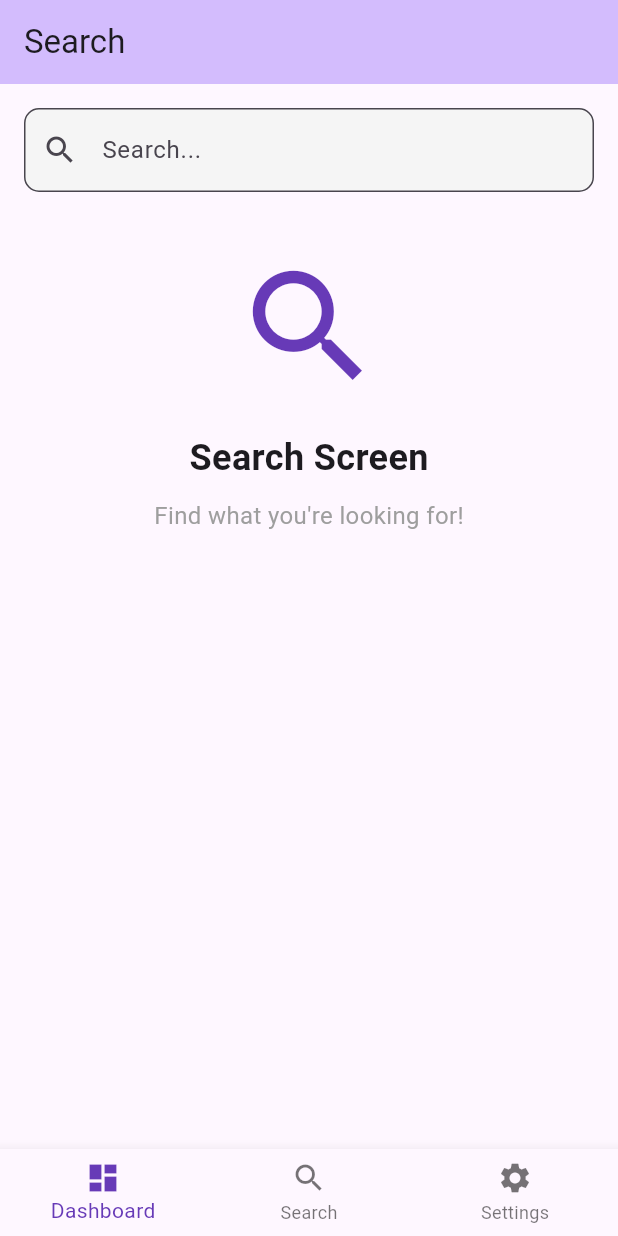
After one commit to sk92129/goroutersample, a Flutter app: the SearchScreen screen opened by its route, on a phone screen of 412 x 824 dp. The commit adds this screen. Run offline on Flutter 3.47's test engine with Material 3 defaults, Android fonts, the phone set to English and light mode, and no system bars; our stand-ins replace go_router.

Commit message:
fix routes and navigation

```diff
--- a/lib/router_config.dart
+++ b/lib/router_config.dart
@@ -1,18 +1,15 @@
+import 'package:flutter/material.dart';
 import 'package:go_router/go_router.dart';
-import 'package:goroutersample/main.dart';
 import 'package:goroutersample/route_constants.dart';
 import 'package:goroutersample/screens/dashboard_screen.dart';
 import 'package:goroutersample/screens/help_screen.dart';
 import 'package:goroutersample/screens/search_screen.dart';
 import 'package:goroutersample/screens/settings_screen.dart';
 
+final rootNavigatorKey = GlobalKey<NavigatorState>();
 final GoRouter myRouter = GoRouter(
   initialLocation: '/',
-  routes: [
-    ShellRoute(
-      builder: (context, state, child) {
-        return MainScreen(child: child);
-      },
+  navigatorKey: rootNavigatorKey,
   routes: [
     GoRoute(
       path: MyPage.home.toPath,
@@ -28,7 +25,7 @@ final GoRouter myRouter = GoRouter(
       path: MyPage.settings.toPath,
       name: MyPage.settings.toName,
       builder: (context, state) => const SettingsScreen(),
-        ),
+      routes: [
         GoRoute(
           path: MyPage.help.toPath,
           name: MyPage.help.toName,
--- /dev/null
+++ b/lib/screens/appframewidget.dart
@@ -0,0 +1,63 @@
+import 'package:flutter/material.dart';
+import 'package:go_router/go_router.dart';
+import 'package:goroutersample/route_constants.dart';
+
+class AppFrameWidget extends StatefulWidget {
+  final Widget child;
+
+  final String title;
+
+  const AppFrameWidget({super.key, required this.child, required this.title});
+
+  @override
+  State<AppFrameWidget> createState() => _AppFrameWidgetState();
+}
+
+class _AppFrameWidgetState extends State<AppFrameWidget> {
+  int _selectedIndex = 0;
+
+  void _onItemTapped(int index) {
+    setState(() {
+      _selectedIndex = index;
+    });
+
+    switch (index) {
+      case 0:
+        context.goNamed(MyPage.home.toName);
+        break;
+      case 1:
+        context.goNamed(MyPage.search.toName);
+        break;
+      case 2:
+        context.goNamed(MyPage.settings.toName);
+        break;
+    }
+  }
+
+  @override
+  Widget build(BuildContext context) {
+    return Scaffold(
+      appBar: AppBar(
+        title: Text(widget.title),
+        backgroundColor: Theme.of(context).colorScheme.inversePrimary,
+      ),
+      body: widget.child,
+      bottomNavigationBar: BottomNavigationBar(
+        items: const <BottomNavigationBarItem>[
+          BottomNavigationBarItem(
+            icon: Icon(Icons.dashboard),
+            label: 'Dashboard',
+          ),
+          BottomNavigationBarItem(icon: Icon(Icons.search), label: 'Search'),
+          BottomNavigationBarItem(
+            icon: Icon(Icons.settings),
+            label: 'Settings',
+          ),
+        ],
+        currentIndex: _selectedIndex,
+        selectedItemColor: Colors.deepPurple,
+        onTap: _onItemTapped,
+      ),
+    );
+  }
+}
--- a/lib/screens/search_screen.dart
+++ b/lib/screens/search_screen.dart
@@ -1,16 +1,14 @@
 import 'package:flutter/material.dart';
+import 'package:goroutersample/screens/appframewidget.dart';
 
 class SearchScreen extends StatelessWidget {
   const SearchScreen({super.key});
 
   @override
   Widget build(BuildContext context) {
-    return Scaffold(
-      appBar: AppBar(
-        title: const Text('Search'),
-        backgroundColor: Theme.of(context).colorScheme.inversePrimary,
-      ),
-      body: Padding(
+    return AppFrameWidget(
+      title: 'Search',
+      child: Padding(
         padding: const EdgeInsets.all(16.0),
         child: Column(
           children: [
```
Also changed, not shown: lib/main.dart (+0 -56 lines), lib/screens/dashboard_screen.dart (+4 -6 lines), lib/screens/settings_screen.dart (+4 -6 lines). Lines whose indentation alone changed are shown as unchanged.
